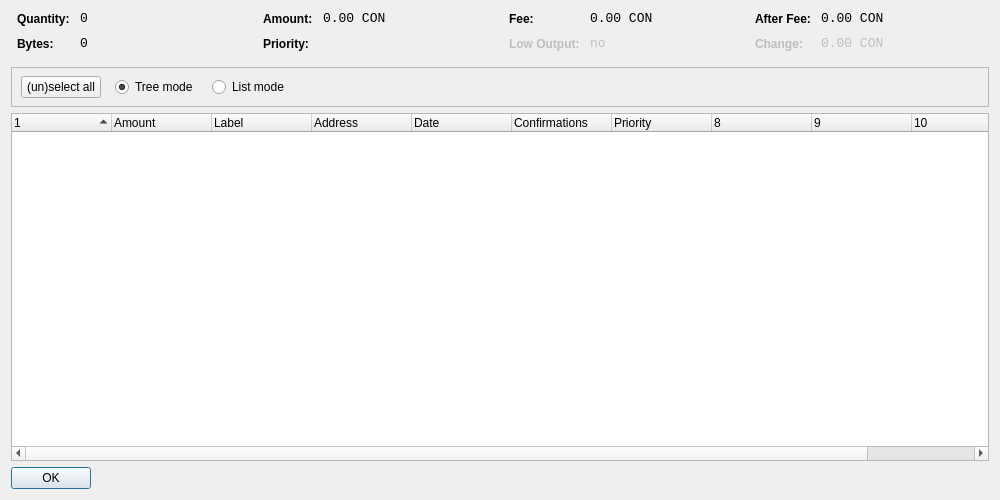
The window that src/qt/forms/coincontroldialog.ui (prodigal-son/DigitalGold) describes before a commit, drawn with Qt 5.
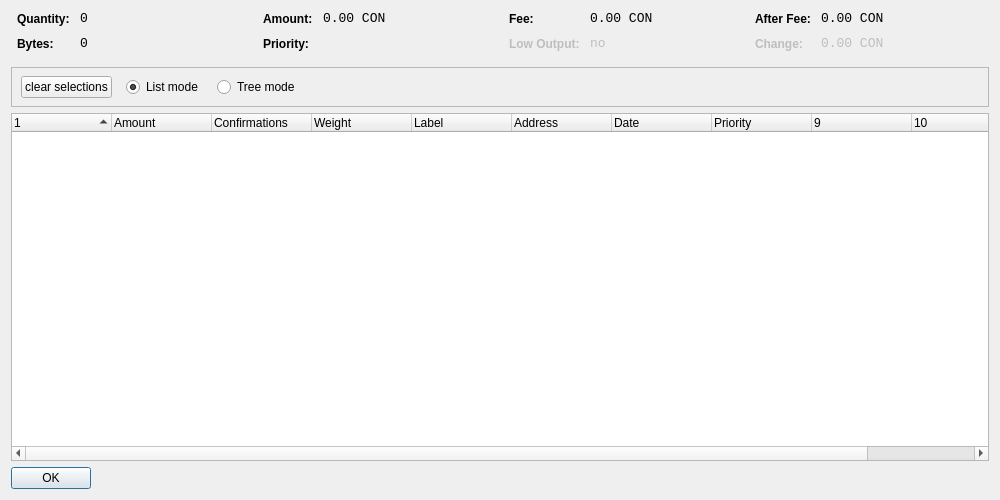
The same window after the commit. Custom widgets are drawn as their Qt base class.

Commit message: Stake Weight Calcs

The edit to the form file:
```diff
--- a/src/qt/forms/coincontroldialog.ui
+++ b/src/qt/forms/coincontroldialog.ui
@@ -392,23 +392,7 @@
           </sizepolicy>
          </property>
          <property name="text">
-          <string>(un)select all</string>
-         </property>
-        </widget>
-       </item>
-       <item>
-        <widget class="QRadioButton" name="radioTreeMode">
-         <property name="sizePolicy">
-          <sizepolicy hsizetype="Maximum" vsizetype="Fixed">
-           <horstretch>0</horstretch>
-           <verstretch>0</verstretch>
-          </sizepolicy>
-         </property>
-         <property name="text">
-          <string>Tree mode</string>
-         </property>
-         <property name="checked">
-          <bool>true</bool>
+          <string>clear selections</string>
          </property>
         </widget>
        </item>
@@ -423,6 +407,22 @@
          <property name="text">
           <string>List mode</string>
          </property>
+         <property name="checked">
+          <bool>true</bool>
+         </property>
+        </widget>
+       </item>
+       <item>
+        <widget class="QRadioButton" name="radioTreeMode">
+         <property name="sizePolicy">
+          <sizepolicy hsizetype="Maximum" vsizetype="Fixed">
+           <horstretch>0</horstretch>
+           <verstretch>0</verstretch>
+          </sizepolicy>
+         </property>
+         <property name="text">
+          <string>Tree mode</string>
+         </property>
         </widget>
        </item>
        <item>
@@ -469,21 +469,7 @@
        <string>Amount</string>
       </property>
      </column>
-     <column>
-      <property name="text">
-       <string>Label</string>
-      </property>
-     </column>
-     <column>
-      <property name="text">
-       <string>Address</string>
-      </property>
-     </column>
-     <column>
-      <property name="text">
-       <string>Date</string>
-      </property>
-     </column>
+
      <column>
       <property name="text">
        <string>Confirmations</string>
@@ -492,6 +478,31 @@
        <string>Confirmed</string>
       </property>
      </column>
+
+     <column>
+      <property name="text">
+       <string>Weight</string>
+      </property>
+     </column>
+     <column>
+      <property name="text">
+       <string>Label</string>
+      </property>
+     </column>
+     <column>
+      <property name="text">
+       <string>Address</string>
+      </property>
+     </column>
+	 
+     <column>
+      <property name="text">
+       <string>Date</string>
+      </property>
+     </column>
+	 
+     
+	 
      <column>
       <property name="text">
        <string>Priority</string>
```
The commit also changes 7 other files.
